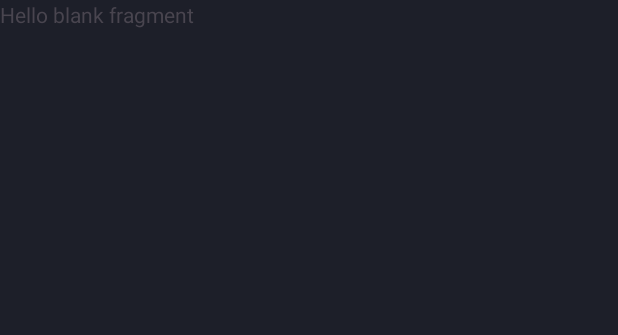
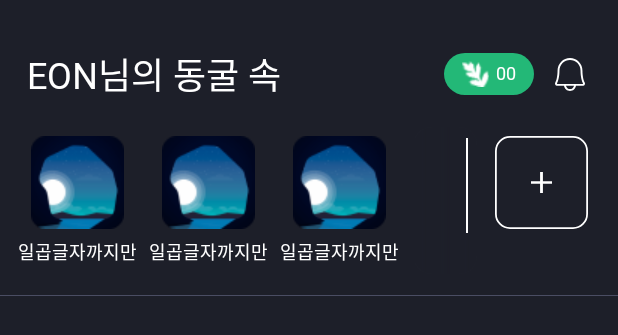
Before and after one commit to Team-Growthook/Growthook-AOS, an Android app: the layout fragment_home.xml on its own in the app's theme, with its tools: preview values and no code run, on a phone screen of 412 x 824 dp. Shown: the top 335 px of the screen. Run offline under Robolectric (Android 15) with nearby library versions, the light colour scheme and no system bars.

Commit message:
[UI/#2] 동굴 recyclerview + toolbar 구현

```diff
--- /dev/null
+++ b/app/src/main/res/drawable/ic_add_cave.xml
@@ -0,0 +1,19 @@
+<vector xmlns:android="http://schemas.android.com/apk/res/android"
+    android:width="62dp"
+    android:height="62dp"
+    android:viewportWidth="62"
+    android:viewportHeight="62">
+  <group>
+    <clip-path
+        android:pathData="M0,0h62v62h-62z"/>
+    <path
+        android:pathData="M10,0.596L52,0.596A9.404,9.404 0,0 1,61.404 10L61.404,52A9.404,9.404 0,0 1,52 61.404L10,61.404A9.404,9.404 0,0 1,0.596 52L0.596,10A9.404,9.404 0,0 1,10 0.596z"
+        android:strokeWidth="1.19156"
+        android:fillColor="#00000000"
+        android:strokeColor="#ffffff"/>
+    <path
+        android:pathData="M31.945,31.824V38H30.056V31.824H24V30.176H30.056V24H31.945V30.176H38V31.824H31.945Z"
+        android:fillColor="#ffffff"
+        android:fillType="evenOdd"/>
+  </group>
+</vector>
--- /dev/null
+++ b/app/src/main/res/drawable/ic_home_bell.xml
@@ -0,0 +1,13 @@
+<vector xmlns:android="http://schemas.android.com/apk/res/android"
+    android:width="20dp"
+    android:height="22dp"
+    android:viewportWidth="20"
+    android:viewportHeight="22">
+  <group>
+    <clip-path
+        android:pathData="M0,0h20v22h-20z"/>
+    <path
+        android:pathData="M19.798,16.289C19.195,15.238 18.301,12.274 18.301,8.418C18.301,6.185 17.426,4.044 15.87,2.465C14.313,0.887 12.202,0 10.001,0C7.8,0 5.689,0.887 4.132,2.465C2.576,4.044 1.701,6.185 1.701,8.418C1.701,12.275 0.806,15.238 0.203,16.289C0.071,16.519 0.001,16.78 0,17.045C-0.001,17.311 0.067,17.573 0.197,17.803C0.328,18.034 0.516,18.225 0.743,18.358C0.969,18.492 1.227,18.562 1.489,18.562H6.009C6.164,19.522 6.65,20.395 7.381,21.024C8.112,21.654 9.04,22 9.999,22C10.958,22 11.886,21.654 12.617,21.024C13.348,20.395 13.834,19.522 13.989,18.562H18.514C18.775,18.562 19.032,18.491 19.259,18.358C19.485,18.224 19.673,18.032 19.803,17.802C19.933,17.572 20.001,17.31 20,17.045C19.999,16.779 19.929,16.519 19.797,16.289H19.798ZM10.001,20.721C9.378,20.72 8.774,20.507 8.286,20.115C7.798,19.724 7.454,19.177 7.31,18.562H12.692C12.548,19.177 12.205,19.724 11.716,20.115C11.228,20.507 10.624,20.72 10.001,20.721ZM18.695,17.159C18.678,17.192 18.652,17.22 18.62,17.239C18.588,17.258 18.552,17.268 18.514,17.267H1.489C1.452,17.268 1.415,17.258 1.383,17.239C1.351,17.22 1.325,17.192 1.308,17.159C1.289,17.126 1.279,17.089 1.279,17.051C1.279,17.013 1.289,16.976 1.308,16.943C2.113,15.54 2.978,12.269 2.978,8.418C2.978,6.529 3.718,4.717 5.035,3.381C6.352,2.045 8.139,1.295 10.001,1.295C11.864,1.295 13.65,2.045 14.967,3.381C16.284,4.717 17.024,6.529 17.024,8.418C17.024,12.268 17.89,15.535 18.695,16.943C18.714,16.976 18.724,17.013 18.724,17.051C18.724,17.089 18.714,17.126 18.695,17.159Z"
+        android:fillColor="#ffffff"/>
+  </group>
+</vector>
--- /dev/null
+++ b/app/src/main/res/drawable/rect_gray700_gradient_0.xml
@@ -0,0 +1,10 @@
+<?xml version="1.0" encoding="utf-8"?>
+<shape xmlns:android="http://schemas.android.com/apk/res/android"
+    android:shape="rectangle">
+    <corners android:radius="12dp" />
+
+    <gradient
+        android:endColor="@color/Gray700"
+        android:type="linear" />
+
+</shape>
--- /dev/null
+++ b/app/src/main/res/drawable/rect_green400_fill_20.xml
@@ -0,0 +1,6 @@
+<?xml version="1.0" encoding="utf-8"?>
+<shape xmlns:android="http://schemas.android.com/apk/res/android"
+    android:shape="rectangle">
+    <solid android:color="@color/MainGreen400" />
+    <corners android:radius="20dp" />
+</shape>
--- a/app/src/main/res/layout/fragment_home.xml
+++ b/app/src/main/res/layout/fragment_home.xml
@@ -1,14 +1,137 @@
 <?xml version="1.0" encoding="utf-8"?>
-<FrameLayout xmlns:android="http://schemas.android.com/apk/res/android"
+<androidx.constraintlayout.widget.ConstraintLayout xmlns:android="http://schemas.android.com/apk/res/android"
+    xmlns:app="http://schemas.android.com/apk/res-auto"
     xmlns:tools="http://schemas.android.com/tools"
     android:layout_width="match_parent"
     android:layout_height="match_parent"
     tools:context=".presentation.home.HomeFragment">
 
-    <!-- TODO: Update blank fragment layout -->
-    <TextView
-        android:layout_width="match_parent"
-        android:layout_height="match_parent"
-        android:text="@string/hello_blank_fragment" />
+    <androidx.appcompat.widget.Toolbar
+        android:id="@+id/tb_invitation_home"
+        android:layout_width="0dp"
+        android:layout_height="wrap_content"
+        android:minHeight="?attr/actionBarSize"
+        app:layout_constraintEnd_toEndOf="parent"
+        app:layout_constraintStart_toStartOf="parent"
+        app:layout_constraintTop_toTopOf="parent">
 
-</FrameLayout>
+        <TextView
+            android:id="@+id/tv_home_appbar_title"
+            android:layout_width="wrap_content"
+            android:layout_height="wrap_content"
+            android:layout_marginStart="18dp"
+            android:layout_marginTop="31dp"
+            android:layout_marginBottom="17dp"
+            android:includeFontPadding="false"
+            android:textAppearance="@style/head1"
+            android:textColor="@color/White000"
+            app:layout_constraintBottom_toBottomOf="parent"
+            app:layout_constraintStart_toStartOf="parent"
+            app:layout_constraintTop_toTopOf="parent"
+            tools:text="EON님의 동굴 속" />
+
+        <ImageButton
+            android:id="@+id/ib_home_alert"
+            android:layout_width="48dp"
+            android:layout_height="48dp"
+            android:layout_gravity="end"
+            android:layout_marginTop="25dp"
+            android:layout_marginEnd="8dp"
+            android:background="@null"
+            android:scaleType="center"
+            android:src="@drawable/ic_home_bell"
+            app:layout_constraintBottom_toBottomOf="@id/tv_home_appbar_title"
+            app:layout_constraintEnd_toEndOf="parent"
+            app:layout_constraintTop_toTopOf="@id/tv_home_appbar_title" />
+
+        <androidx.appcompat.widget.LinearLayoutCompat
+            android:layout_width="60dp"
+            android:layout_height="28dp"
+            android:layout_gravity="end"
+            android:layout_marginTop="35dp"
+            android:background="@drawable/rect_green400_fill_20"
+            android:gravity="center"
+            android:paddingHorizontal="11dp"
+            android:paddingVertical="5dp"
+            app:layout_constraintBottom_toBottomOf="@id/tv_home_appbar_title"
+            app:layout_constraintEnd_toEndOf="parent"
+            app:layout_constraintEnd_toStartOf="@id/ib_home_alert"
+            app:layout_constraintTop_toTopOf="@id/tv_home_appbar_title">
+
+            <ImageView
+                android:layout_width="wrap_content"
+                android:layout_height="wrap_content"
+                android:layout_marginEnd="2dp"
+                android:src="@drawable/ic_temp_thook" />
+
+            <TextView
+                android:layout_width="wrap_content"
+                android:layout_height="wrap_content"
+                android:layout_marginStart="2dp"
+                android:gravity="center"
+                android:includeFontPadding="false"
+                android:textAppearance="@style/detail2_bold"
+                tools:text="00" />
+
+        </androidx.appcompat.widget.LinearLayoutCompat>
+
+    </androidx.appcompat.widget.Toolbar>
+
+    <androidx.recyclerview.widget.RecyclerView
+        android:id="@+id/rv_home_cave"
+        android:layout_width="0dp"
+        android:layout_height="wrap_content"
+        android:layout_marginStart="8dp"
+        android:orientation="horizontal"
+        app:layoutManager="androidx.recyclerview.widget.LinearLayoutManager"
+        app:layout_constraintEnd_toStartOf="@id/iv_home_add_cave"
+        app:layout_constraintStart_toStartOf="parent"
+        app:layout_constraintTop_toBottomOf="@id/tb_invitation_home"
+        tools:listitem="@layout/item_home_cave" />
+
+    <View
+        android:layout_width="42dp"
+        android:layout_height="0dp"
+        android:background="@drawable/rect_gray700_gradient_0"
+        app:layout_constraintBottom_toBottomOf="@id/rv_home_cave"
+        app:layout_constraintEnd_toEndOf="@id/rv_home_cave"
+        app:layout_constraintTop_toTopOf="@id/rv_home_cave" />
+
+    <View
+        android:layout_width="1dp"
+        android:layout_height="0dp"
+        android:layout_marginTop="7dp"
+        android:layout_marginEnd="6dp"
+        android:layout_marginBottom="27dp"
+        android:background="@color/White000"
+        app:layout_constraintBottom_toBottomOf="@id/rv_home_cave"
+        app:layout_constraintEnd_toEndOf="@id/rv_home_cave"
+        app:layout_constraintTop_toTopOf="@id/rv_home_cave" />
+
+
+    <ImageButton
+        android:id="@+id/iv_home_add_cave"
+        android:layout_width="62dp"
+        android:layout_height="0dp"
+        android:layout_marginStart="12dp"
+        android:layout_marginTop="6dp"
+        android:layout_marginEnd="20dp"
+        android:background="@null"
+        android:scaleType="fitCenter"
+        android:src="@drawable/ic_add_cave"
+        app:layout_constraintDimensionRatio="1:1"
+        app:layout_constraintEnd_toEndOf="parent"
+        app:layout_constraintStart_toEndOf="@id/rv_home_cave"
+        app:layout_constraintTop_toTopOf="@id/rv_home_cave" />
+
+    <View
+        android:layout_width="0dp"
+        android:layout_height="0.5dp"
+        android:layout_marginTop="14dp"
+        android:background="@color/Gray400"
+        app:layout_constraintEnd_toEndOf="parent"
+        app:layout_constraintStart_toStartOf="parent"
+        app:layout_constraintTop_toBottomOf="@id/rv_home_cave" />
+
+
+</androidx.constraintlayout.widget.ConstraintLayout>
--- /dev/null
+++ b/app/src/main/res/layout/item_home_cave.xml
@@ -0,0 +1,35 @@
+<?xml version="1.0" encoding="utf-8"?>
+<androidx.constraintlayout.widget.ConstraintLayout xmlns:android="http://schemas.android.com/apk/res/android"
+    xmlns:app="http://schemas.android.com/apk/res-auto"
+    xmlns:tools="http://schemas.android.com/tools"
+    android:layout_width="wrap_content"
+    android:layout_height="wrap_content">
+
+    <ImageView
+        android:id="@+id/iv_home_add_cave"
+        android:layout_width="62dp"
+        android:layout_height="0dp"
+        android:layout_marginTop="6dp"
+        android:src="@drawable/ic_home_cave"
+        app:layout_constraintDimensionRatio="1:1"
+        app:layout_constraintEnd_toEndOf="parent"
+        app:layout_constraintStart_toStartOf="parent"
+        app:layout_constraintTop_toTopOf="parent" />
+
+    <TextView
+        android:layout_width="wrap_content"
+        android:layout_height="wrap_content"
+        android:includeFontPadding="false"
+        android:maxLength="7"
+        android:layout_marginTop="6dp"
+        android:textAppearance="@style/detail2_reg"
+        android:layout_marginHorizontal="4dp"
+        android:textColor="@color/White000"
+        android:layout_marginBottom="6dp"
+        app:layout_constraintEnd_toEndOf="parent"
+        app:layout_constraintBottom_toBottomOf="parent"
+        app:layout_constraintStart_toStartOf="parent"
+        app:layout_constraintTop_toBottomOf="@id/iv_home_add_cave"
+        tools:text="일곱글자까지만" />
+
+</androidx.constraintlayout.widget.ConstraintLayout>
```
Also changed, not shown: app/src/main/res/drawable/ic_home_cave.png (added), app/src/main/res/drawable/ic_temp_thook.png (added).
